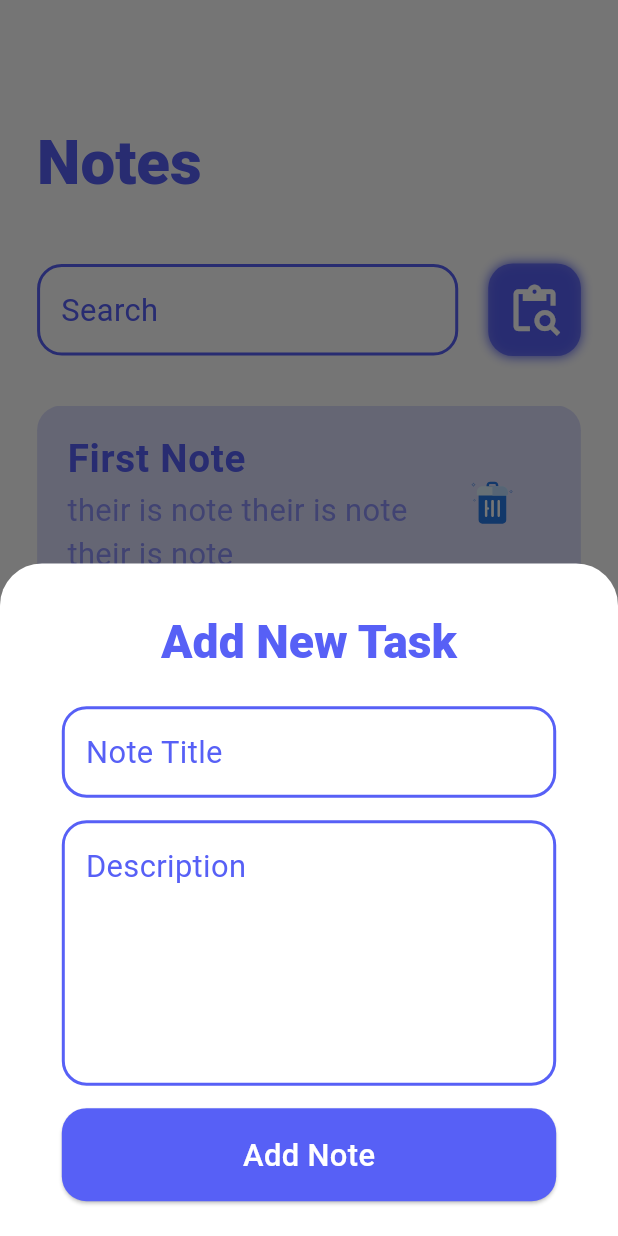
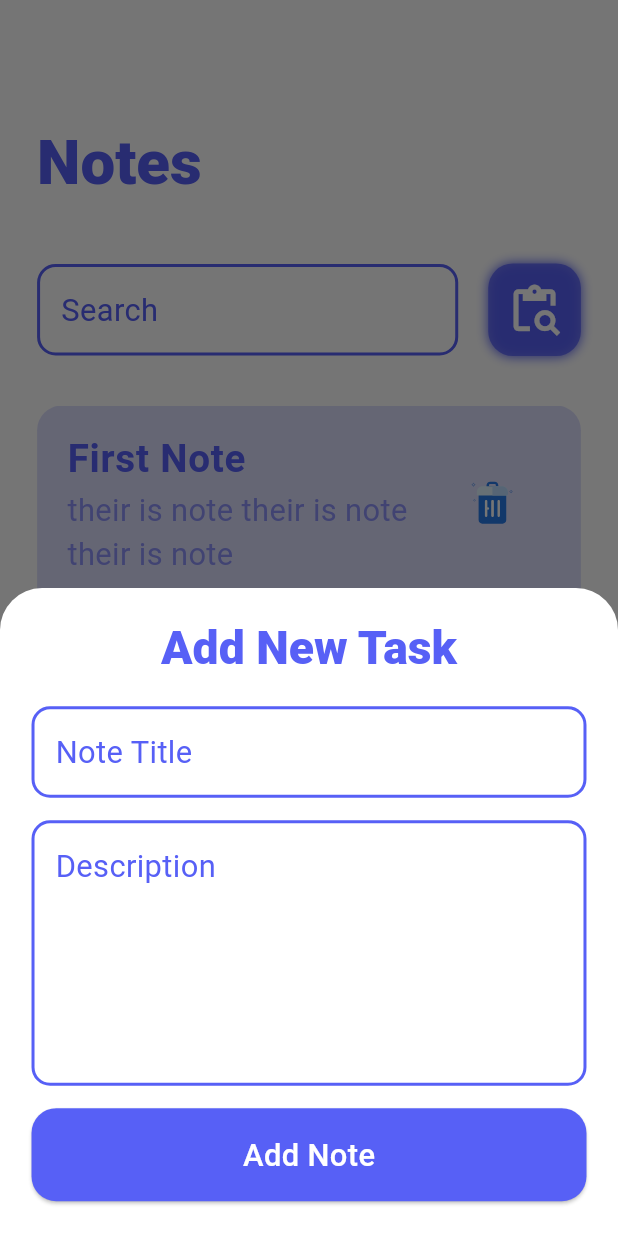
Before and after one commit to Ma7moud-Yasser/machinfy-project1, a Flutter app: the NoteScreen screen opened by its route, after a tap on the "add" icon, on a phone screen of 412 x 824 dp. Run offline on Flutter 3.47's test engine with Material 3 defaults, Android fonts, the phone set to English and light mode, and no system bars; our stand-ins replace bloc, flutter_bloc, google_fonts, hive, hive_flutter, lottie; accounts and stored records are empty.

Commit message:
Update CustomTextFormField styles for improved consistency and visual appeal

```diff
--- a/to_do_app/lib/features/note/presentation/component/add_note_bottom.dart
+++ b/to_do_app/lib/features/note/presentation/component/add_note_bottom.dart
@@ -34,11 +34,13 @@ class AddNoteBottomSheet extends StatelessWidget {
                 context: context,
                 isScrollControlled: true,
                 builder: (BuildContext context) {
-                  return Padding(
+                  return AbsorbPointer(
+                    absorbing: state is AddNoteLoadingState,
+                    child: Padding(
                       padding: EdgeInsets.only(
-                      left: MediaQuery.sizeOf(context).width * 0.1,
-                      right: MediaQuery.sizeOf(context).width * 0.1,
-                      top: MediaQuery.sizeOf(context).height * 0.03,
+                        left: MediaQuery.sizeOf(context).width * 0.051,
+                        right: MediaQuery.sizeOf(context).width * 0.051,
+                        top: MediaQuery.sizeOf(context).height * 0.02,
                         bottom: MediaQuery.of(context).viewInsets.bottom,
                       ),
                       child: SizedBox(
@@ -53,7 +55,7 @@ class AddNoteBottomSheet extends StatelessWidget {
                               Padding(
                                 padding: EdgeInsets.symmetric(
                                   vertical:
-                                    MediaQuery.sizeOf(context).width * 0.02,
+                                      MediaQuery.sizeOf(context).width * 0.01,
                                 ),
                                 child: Text(
                                   "Add New Task",
@@ -61,8 +63,9 @@ class AddNoteBottomSheet extends StatelessWidget {
                                       .textTheme
                                       .headlineLarge!
                                       .copyWith(
-                                      color:
-                                          Theme.of(context).colorScheme.primary,
+                                        color: Theme.of(context)
+                                            .colorScheme
+                                            .primary,
                                       ),
                                 ),
                               ),
@@ -101,7 +104,8 @@ class AddNoteBottomSheet extends StatelessWidget {
                                         Theme.of(context).colorScheme.primary,
                                     padding: EdgeInsets.symmetric(
                                       horizontal:
-                                        MediaQuery.sizeOf(context).width * 0.1,
+                                          MediaQuery.sizeOf(context).width *
+                                              0.1,
                                       vertical:
                                           MediaQuery.sizeOf(context).height *
                                               0.02,
@@ -134,9 +138,11 @@ class AddNoteBottomSheet extends StatelessWidget {
                                 ),
                               ),
                               SizedBox(
-                              height: MediaQuery.sizeOf(context).height * 0.01,
+                                height:
+                                    MediaQuery.sizeOf(context).height * 0.01,
                               ),
                             ],
+                          ),
                         ),
                       ),
                     ),
--- a/to_do_app/lib/features/note/presentation/component/custom_text_form_field.dart
+++ b/to_do_app/lib/features/note/presentation/component/custom_text_form_field.dart
@@ -25,7 +25,7 @@ class CustomTextFormField extends StatelessWidget {
       autovalidateMode: AutovalidateMode.onUserInteraction,
       validator: validator,
       style: Theme.of(context).textTheme.bodyMedium!.copyWith(
-            color: Theme.of(context).colorScheme.primary,
+            color: Theme.of(context).colorScheme.tertiary,
             fontWeight: FontWeight.w500,
           ),
       decoration: InputDecoration(
@@ -41,28 +41,28 @@ class CustomTextFormField extends StatelessWidget {
               color: Theme.of(context).colorScheme.error,
             ),
             borderRadius:
-                BorderRadius.circular(MediaQuery.sizeOf(context).width * 0.04)),
+                BorderRadius.circular(MediaQuery.sizeOf(context).width * 0.03)),
         focusedErrorBorder: OutlineInputBorder(
             borderSide: BorderSide(
               width: 2,
               color: Theme.of(context).colorScheme.error,
             ),
             borderRadius:
-                BorderRadius.circular(MediaQuery.sizeOf(context).width * 0.04)),
+                BorderRadius.circular(MediaQuery.sizeOf(context).width * 0.03)),
         enabledBorder: OutlineInputBorder(
             borderSide: BorderSide(
               width: 2,
               color: Theme.of(context).colorScheme.primary,
             ),
             borderRadius:
-                BorderRadius.circular(MediaQuery.sizeOf(context).width * 0.04)),
+                BorderRadius.circular(MediaQuery.sizeOf(context).width * 0.03)),
         focusedBorder: OutlineInputBorder(
             borderSide: BorderSide(
               width: 2.7,
               color: Theme.of(context).colorScheme.primary,
             ),
             borderRadius:
-                BorderRadius.circular(MediaQuery.sizeOf(context).width * 0.04)),
+                BorderRadius.circular(MediaQuery.sizeOf(context).width * 0.03)),
       ),
       onTapOutside: (event) {
         FocusScope.of(context).unfocus();
```
Lines whose indentation alone changed are shown as unchanged.
